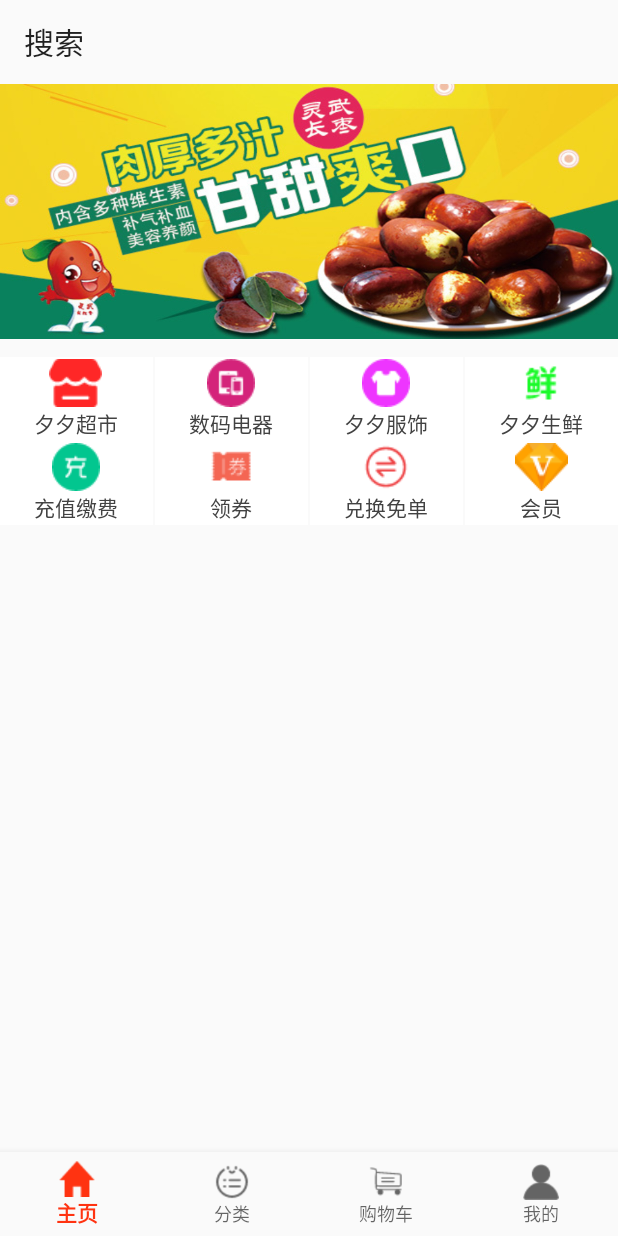
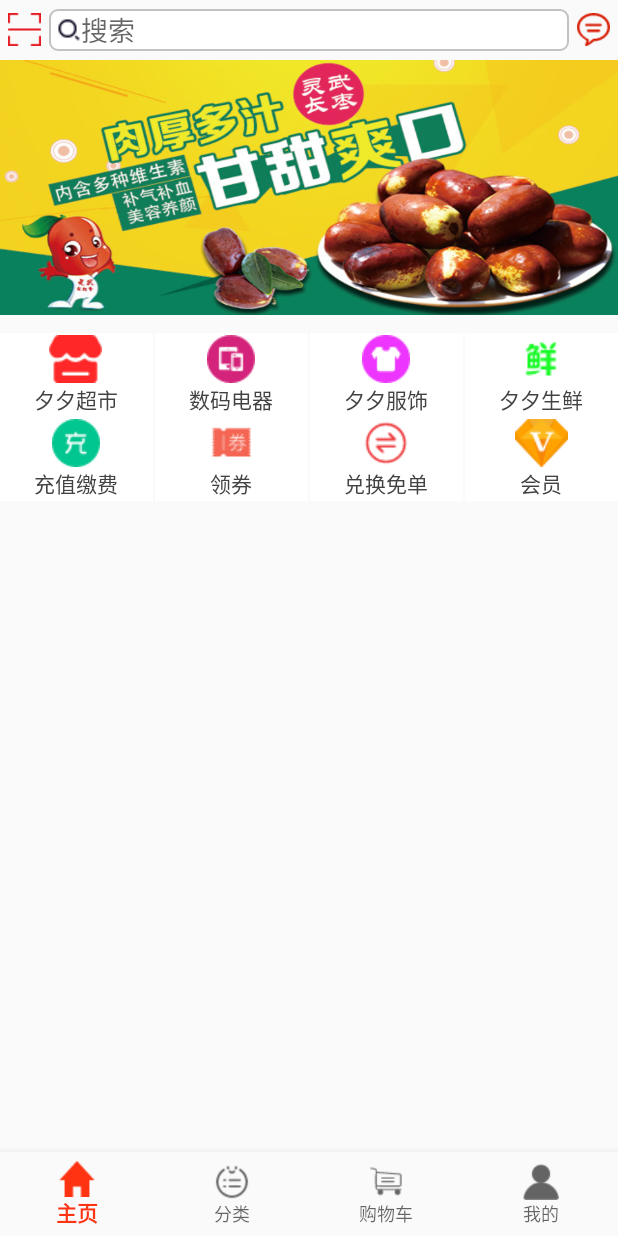
Before and after one commit to happyteam666/AndroidStore, an Android app: the HomeFragment screen opened directly, with no data from a screen before it, on a phone screen of 412 x 824 dp. Run offline under Robolectric (Android 15) with nearby library versions, the phone set to English and light mode, and no system bars; our stand-ins replace ButterKnife; libraries missing offline, so code that uses them is left out: com.squareup.okhttp, com.youth.banner, com.zhy.http.

Commit message:
实现顶部搜索框(未有点击事件)。 解决EditView抢先焦点的问题。

```diff
--- a/app/src/main/java/com/example/androidstore/fragment/HomeFragment.java
+++ b/app/src/main/java/com/example/androidstore/fragment/HomeFragment.java
@@ -1,9 +1,11 @@
 package com.example.androidstore.fragment;
 
 import android.annotation.SuppressLint;
+import android.content.Intent;
 import android.os.Bundle;
 import android.os.Handler;
 import android.support.annotation.NonNull;
+import android.support.design.widget.TextInputLayout;
 import android.support.v4.app.Fragment;
 import android.support.v4.view.PagerAdapter;
 import android.support.v4.view.ViewPager;
@@ -15,6 +17,7 @@ import android.widget.ImageView;
 import android.widget.TextView;
 
 import com.example.androidstore.R;
+import com.example.androidstore.activity.RegisterActivity;
 import com.example.androidstore.bean.BannerBean;
 import com.example.androidstore.contants.HttpContants;
 import com.google.gson.Gson;
@@ -38,6 +41,7 @@ import java.util.concurrent.TimeUnit;
 
 import butterknife.BindView;
 import butterknife.ButterKnife;
+import butterknife.OnClick;
 import butterknife.Unbinder;
 
 
@@ -233,4 +237,5 @@ public class HomeFragment extends Fragment{
     }
 
 
+
 }
--- /dev/null
+++ b/app/src/main/res/drawable/search_et_shap.xml
@@ -0,0 +1,6 @@
+<?xml version="1.0" encoding="utf-8"?>
+<shape xmlns:android="http://schemas.android.com/apk/res/android" >
+    <solid android:color="@android:color/white"/>
+	<stroke android:width="1dp" android:color="#C2C2C2"/>
+	<corners android:radius="5dp"/>
+</shape>
--- a/app/src/main/res/layout/activity_login.xml
+++ b/app/src/main/res/layout/activity_login.xml
@@ -15,7 +15,9 @@
         android:layout_marginEnd="32dp"
         app:layout_constraintEnd_toEndOf="parent"
         app:layout_constraintStart_toStartOf="parent"
-        app:layout_constraintTop_toTopOf="parent">
+        app:layout_constraintTop_toTopOf="parent"
+        android:focusable="true"
+        android:focusableInTouchMode="true">
 
         <android.support.design.widget.TextInputEditText
             android:id="@+id/phone"
--- a/app/src/main/res/layout/activity_register.xml
+++ b/app/src/main/res/layout/activity_register.xml
@@ -15,7 +15,9 @@
         android:layout_marginEnd="32dp"
         app:layout_constraintEnd_toEndOf="parent"
         app:layout_constraintStart_toStartOf="parent"
-        app:layout_constraintTop_toTopOf="parent">
+        app:layout_constraintTop_toTopOf="parent"
+        android:focusable="true"
+        android:focusableInTouchMode="true">
 
         <android.support.design.widget.TextInputEditText
             android:id="@+id/phone"
--- a/app/src/main/res/layout/fragment_home.xml
+++ b/app/src/main/res/layout/fragment_home.xml
@@ -10,15 +10,53 @@
     <LinearLayout
         android:layout_width="match_parent"
         android:layout_height="match_parent"
-        android:orientation="vertical">
+        android:orientation="vertical"
+        android:focusable="true"
+        android:focusableInTouchMode="true">
 
-        <android.support.v7.widget.Toolbar
+        <!--<android.support.v7.widget.Toolbar-->
+            <!--android:layout_width="match_parent"-->
+            <!--android:layout_height="wrap_content"-->
+            <!--app:actionViewClass="android.support.v7.widget.SearchView"-->
+            <!--app:title="搜索">-->
+
+        <!--</android.support.v7.widget.Toolbar>-->
+        <LinearLayout
             android:layout_width="match_parent"
-            android:layout_height="wrap_content"
-            app:actionViewClass="android.support.v7.widget.SearchView"
-            app:title="搜索">
+            android:layout_height="40dp"
+            android:background="#FAFAFA"
+            android:focusable="true"
+            android:gravity="center_vertical"
+            android:orientation="horizontal" >
 
-        </android.support.v7.widget.Toolbar>
+            <ImageView
+                android:id="@+id/scan_iv"
+                android:layout_width="22dp"
+                android:layout_height="22dp"
+                android:layout_marginLeft="5dp"
+                android:layout_marginRight="5dp"
+                android:src="@drawable/search" />
+
+            <EditText
+                android:id="@+id/search_et"
+                android:layout_width="0dp"
+                android:layout_height="28dp"
+                android:layout_marginRight="5dp"
+                android:layout_weight="1"
+                android:background="@drawable/search_et_shap"
+                android:drawableLeft="@drawable/search1"
+                android:editable="true"
+                android:hint="搜索"
+                android:onClick="Search"
+                android:paddingLeft="5dp" />
+
+            <ImageView
+                android:id="@+id/message_iv"
+                android:layout_width="22dp"
+                android:layout_height="22dp"
+                android:layout_marginRight="5dp"
+                android:src="@drawable/message" />
+        </LinearLayout>
 
         <LinearLayout
             android:layout_width="match_parent"
@@ -30,20 +68,6 @@
                 android:layout_width="match_parent"
                 android:layout_height="170dp" />
 
-            <!--<LinearLayout-->
-            <!--android:layout_width="match_parent"-->
-            <!--android:layout_height="35dip"-->
-            <!--android:layout_gravity="bottom"-->
-            <!--android:background="#33000000"-->
-            <!--android:gravity="center"-->
-            <!--android:orientation="vertical" >-->
-
-            <!--<TextView-->
-            <!--android:id="@+id/title"-->
-            <!--android:layout_width="wrap_content"-->
-            <!--android:layout_height="wrap_content"-->
-            <!--android:text="图片标题"-->
-            <!--android:textColor="@android:color/white" />-->
 
             <LinearLayout
                 android:layout_width="wrap_content"
```
Also changed, not shown: app/src/main/res/drawable/icon_search.png (added), app/src/main/res/drawable/message.png (added), app/src/main/res/drawable/search.png (added), app/src/main/res/drawable/search1.png (added).
